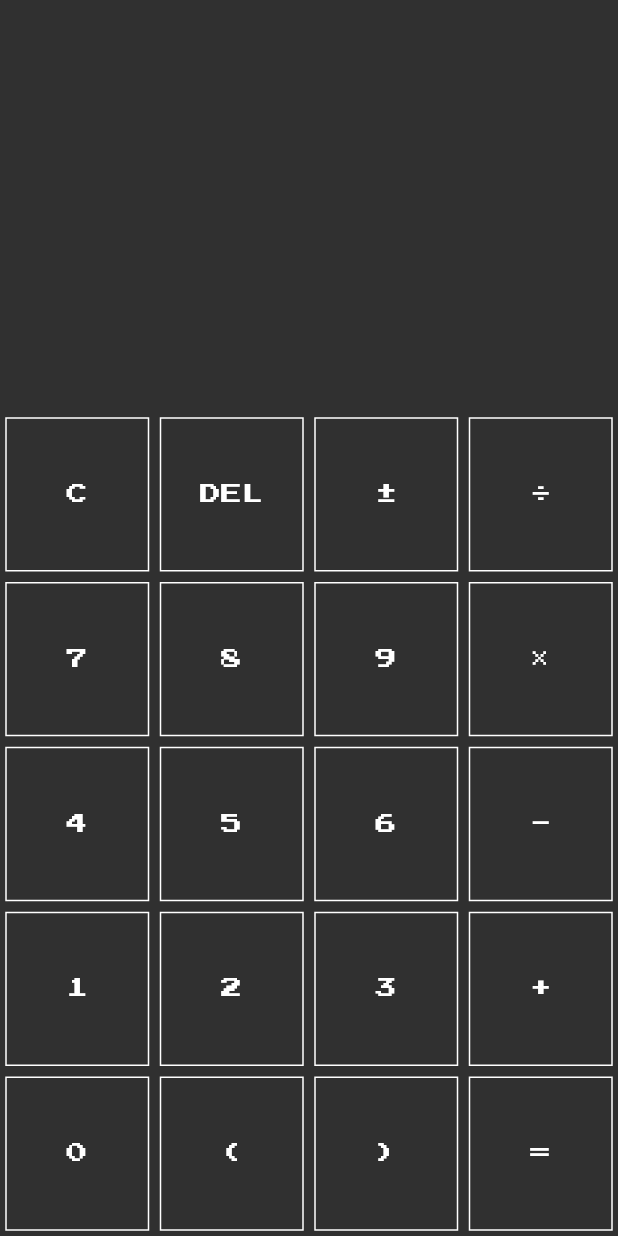
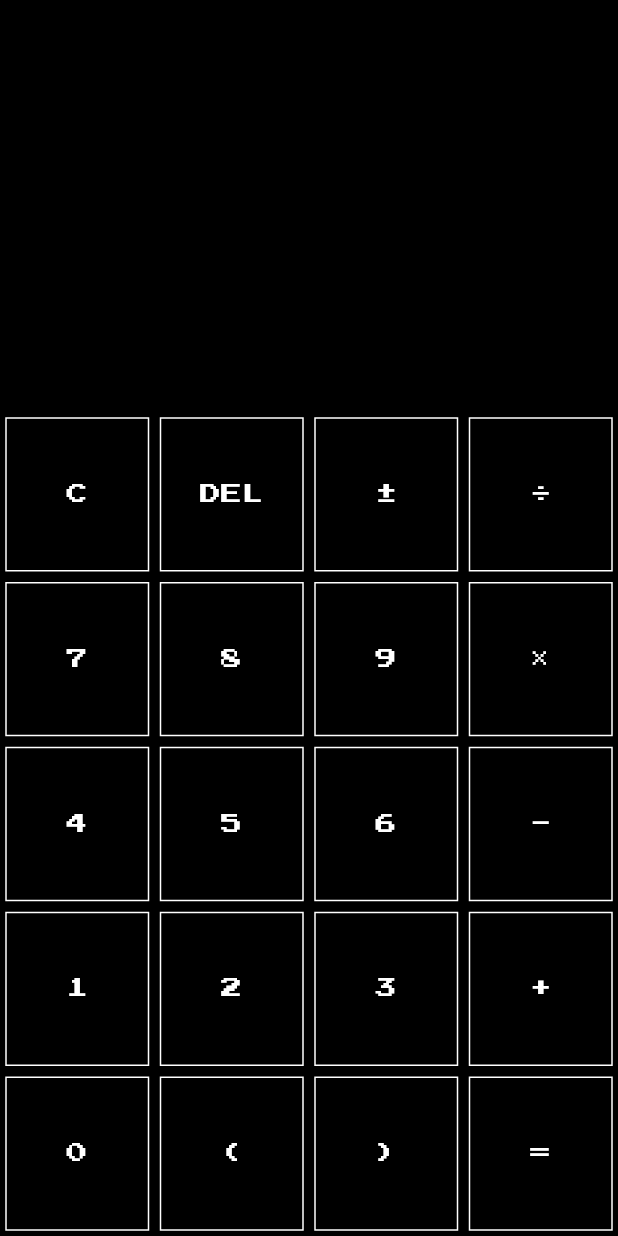
Before and after one commit to roscherk/software_engineering_sprint_0, a Flutter app: the screen it shows after launch, on a phone screen of 412 x 824 dp. Run offline on Flutter 3.47's test engine with Material 2 defaults, Android fonts, the phone set to English and light mode, and no system bars; our stand-ins replace google_fonts.

Commit message:
refactor: clean up commented code

```diff
--- a/lib/calc_button.dart
+++ b/lib/calc_button.dart
@@ -3,7 +3,7 @@ import 'package:flutter/material.dart';
 class CalcButton extends StatelessWidget {
   final String buttonText;
   final Size size;
-  final onPressed;
+  final void Function() onPressed;
   final Color borderColor;
   final Color textColor;
 
--- a/lib/main.dart
+++ b/lib/main.dart
@@ -44,7 +44,6 @@ class _CalculatorHomePageState extends State<CalculatorHomePage> {
 
   void _handleButtonTap(String buttonText) {
     const List<String> operations = ['C', 'DEL', '±', '÷', '×', '-', '+', '='];
-    // String lastChar = currentExpression.substring(0, currentExpression.length - 1);
     if (operations.contains(buttonText)) {
       if (buttonText == 'C') {
         setState(() {
@@ -83,23 +82,14 @@ class _CalculatorHomePageState extends State<CalculatorHomePage> {
       ['1', '2', '3', '+',],
       ['0', '(', ')', '=']
     ];
-    // debugPrint('viewPadding.top: ${MediaQuery.of(context).viewPadding.top}');
-    // debugPrint('viewInsets.bottom: ${MediaQuery.of(context).padding.bottom}');
-    // var style = ElevatedButton.styleFrom(
-    //   shape: const CircleBorder(),
-    //   backgroundColor: Colors.transparent,
-    //   textStyle: const TextStyle(fontSize: 60),
-    // );
     return Scaffold(
-      // backgroundColor: Colors.black,
+      backgroundColor: Colors.black,
       body: LayoutBuilder(
         builder: (BuildContext context, BoxConstraints constrains) {
           var availableHeight = constrains.maxHeight - MediaQuery.of(context).viewPadding.top - MediaQuery.of(context).viewPadding.bottom;
           var textBoxSize = availableHeight / 3;
           var keyboardSize = 2 * availableHeight / 3;
           var buttonSize = Size(constrains.maxWidth / buttons.first.length, keyboardSize / buttons.length);
-          // debugPrint(availableHeight.toString());
-          // debugPrint(buttonSize.toString());
           return Padding(
             padding: EdgeInsets.only(top: MediaQuery.of(context).viewPadding.top),
             child: Column(
```
